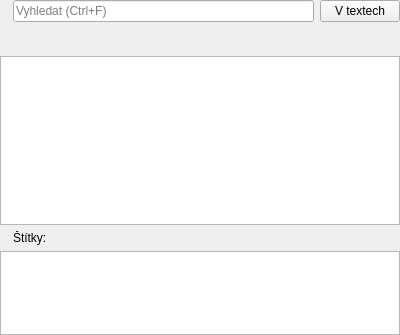
Old version of the form src/wgt/songlistwidget.ui in the repository CZDanol/StrawLumen.
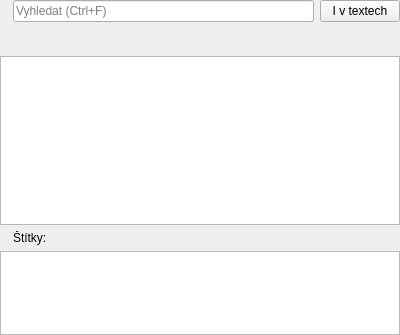
New version of the form. Icons and pictures are not drawn. Custom widgets are drawn as their Qt base class.

What changed in the file:
```diff
--- a/src/wgt/songlistwidget.ui
+++ b/src/wgt/songlistwidget.ui
@@ -199,7 +199,7 @@
         <string>Hledat i v textech písní</string>
        </property>
        <property name="text">
-        <string>V textech</string>
+        <string>I v textech</string>
        </property>
        <property name="icon">
         <iconset resource="../../res/resources.qrc">
```
